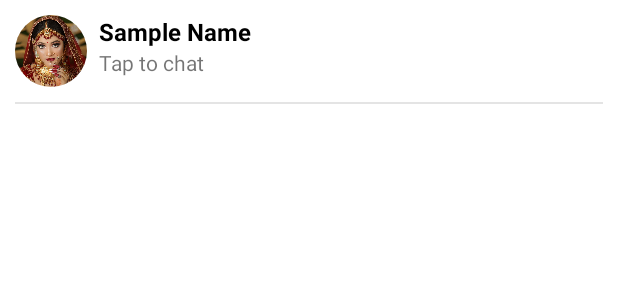
After one commit to alizahid1996/BigChatApp, an Android app: the layout converstion_chat.xml on its own in the app's theme, with its tools: preview values and no code run, on a phone screen of 412 x 824 dp. The commit adds this screen. Shown: the top 300 px of the screen. Run offline under Robolectric (Android 15) with nearby library versions, the phone set to English and light mode, and no system bars; Roboto replaces fonts that are not available here.

Commit message:
commit 21 Zia

```diff
--- a/app/src/main/java/com/example/bigchatapp/Models/UserModel.java
+++ b/app/src/main/java/com/example/bigchatapp/Models/UserModel.java
@@ -11,11 +11,12 @@ public class UserModel {
         this.userID = userID;
         this.lastMessage = lastMessage;
 
+
     }
-
     public UserModel(){
 
     }
+
 
     public String getUserPic() {
         return userPic;
--- /dev/null
+++ b/app/src/main/res/layout/converstion_chat.xml
@@ -0,0 +1,62 @@
+<?xml version="1.0" encoding="utf-8"?>
+<androidx.constraintlayout.widget.ConstraintLayout xmlns:android="http://schemas.android.com/apk/res/android"
+    xmlns:app="http://schemas.android.com/apk/res-auto"
+    xmlns:tools="http://schemas.android.com/tools"
+    android:layout_width="match_parent"
+    android:layout_height="wrap_content"
+    android:paddingTop="10dp"
+    android:paddingLeft="10dp"
+    android:paddingRight="10dp"
+    android:background="?selectableItemBackground">
+
+    <de.hdodenhof.circleimageview.CircleImageView
+        android:id="@+id/profileImage"
+        android:layout_width="48dp"
+        android:layout_height="48dp"
+        android:src="@drawable/image"
+        app:layout_constraintStart_toStartOf="parent"
+        app:layout_constraintTop_toTopOf="parent" />
+
+    <TextView
+        android:id="@+id/username"
+        android:layout_width="wrap_content"
+        android:layout_height="wrap_content"
+        android:layout_marginStart="8dp"
+        android:text="Sample Name"
+        android:textColor="@color/black"
+        android:textSize="16sp"
+        android:textStyle="bold"
+        app:layout_constraintStart_toEndOf="@+id/profileImage"
+        app:layout_constraintTop_toTopOf="@+id/profileImage" />
+
+    <TextView
+        android:id="@+id/userLastMessage"
+        android:layout_width="wrap_content"
+        android:layout_height="wrap_content"
+        android:text="Tap to chat"
+        android:textSize="14sp"
+        app:layout_constraintStart_toStartOf="@+id/username"
+        app:layout_constraintTop_toBottomOf="@+id/username" />
+
+    <TextView
+        android:id="@+id/userMessageTime"
+        android:layout_width="wrap_content"
+        android:layout_height="wrap_content"
+        android:layout_marginTop="8dp"
+        android:layout_marginEnd="8dp"
+        android:text=""
+        android:textSize="12sp"
+        app:layout_constraintEnd_toEndOf="parent"
+        app:layout_constraintTop_toTopOf="parent" />
+
+    <View
+        android:id="@+id/view4"
+        android:layout_width="0dp"
+        android:layout_height="1dp"
+        android:layout_marginTop="10dp"
+        android:background="#E4E4E4"
+        app:layout_constraintEnd_toEndOf="parent"
+        app:layout_constraintStart_toStartOf="parent"
+        app:layout_constraintTop_toBottomOf="@+id/profileImage" />
+
+</androidx.constraintlayout.widget.ConstraintLayout>
```
Also changed, not shown: app/src/main/AndroidManifest.xml (+4 -4 lines), app/src/main/java/com/example/bigchatapp/Adapters/UserAdapter.java (+61 -11 lines), app/src/main/java/com/example/bigchatapp/Dashboard/ui/ChatFragment.java (+9 -5 lines).
